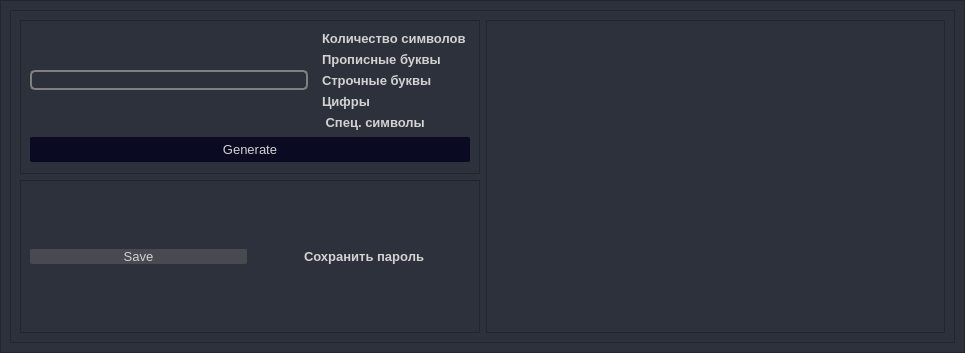
Qt form SecureShelf/dialogWindow.ui (SerSul/SecureShelf) before a commit.
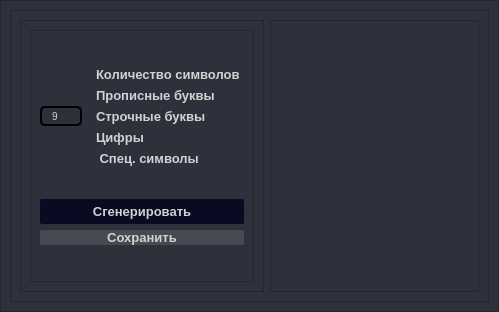
The same form after that commit.

Diff of the .ui file:
```diff
--- a/SecureShelf/dialogWindow.ui
+++ b/SecureShelf/dialogWindow.ui
@@ -6,8 +6,8 @@
    <rect>
     <x>0</x>
     <y>0</y>
-    <width>965</width>
-    <height>353</height>
+    <width>499</width>
+    <height>312</height>
    </rect>
   </property>
   <property name="windowTitle">
@@ -30,7 +30,7 @@
     <widget class="QWidget" name="CentralWidget" native="true">
      <property name="styleSheet">
       <string notr="true">background: transparent;
-color: rgb(210, 210, 210);</string>
+color: rgb(210, 210, 210); background-color: rgb(44, 49, 60);</string>
      </property>
      <layout class="QHBoxLayout" name="horizontalLayout_2">
       <property name="spacing">
@@ -59,7 +59,7 @@
          <enum>Qt::StrongFocus</enum>
         </property>
         <property name="styleSheet">
-         <string notr="true">background-color: rgb(44, 49, 60);</string>
+         <string notr="true"/>
         </property>
         <property name="frameShape">
          <enum>QFrame::StyledPanel</enum>
@@ -76,8 +76,17 @@
            <property name="frameShadow">
             <enum>QFrame::Raised</enum>
            </property>
-           <layout class="QGridLayout" name="gridLayout_2">
-            <item row="0" column="0">
+           <layout class="QHBoxLayout" name="horizontalLayout_5">
+            <item>
+             <widget class="QFrame" name="frame">
+              <property name="frameShape">
+               <enum>QFrame::StyledPanel</enum>
+              </property>
+              <property name="frameShadow">
+               <enum>QFrame::Raised</enum>
+              </property>
+              <layout class="QVBoxLayout" name="verticalLayout_3">
+               <item>
              <widget class="QFrame" name="mainSettings">
               <property name="frameShape">
                <enum>QFrame::StyledPanel</enum>
@@ -182,18 +191,36 @@
                  </property>
                  <item>
                   <widget class="QLineEdit" name="line_count">
+                      <property name="font">
+                       <font>
+                        <pointsize>10</pointsize>
+                        <italic>false</italic>
+                        <bold>false</bold>
+                       </font>
+                      </property>
                    <property name="focusPolicy">
                     <enum>Qt::StrongFocus</enum>
                    </property>
                    <property name="styleSheet">
                     <string notr="true">QLineEdit {
-    border: 2px solid gray;
+   border: 2px solid rgb(0, 0, 0);
    border-radius: 5px;
     padding: 0 8px;
     font: 10px;
+	height:15px
     selection-background-color: darkgray;
 }
-</string>
+
+QLineEdit:focus {
+    border: 2px solid rgb(0, 0, 0); /* Цвет границы при фокусе */
+    outline: none; /* Отключает стандартное выделение браузера, если применимо */
+}</string>
+                      </property>
+                      <property name="inputMask">
+                       <string/>
+                      </property>
+                      <property name="text">
+                       <string>9</string>
                    </property>
                   </widget>
                  </item>
@@ -212,6 +239,7 @@
                    <property name="font">
                     <font>
                      <pointsize>10</pointsize>
+                        <bold>true</bold>
                     </font>
                    </property>
                    <property name="styleSheet">
@@ -229,16 +257,50 @@
 </string>
                    </property>
                    <property name="text">
-                    <string>Generate</string>
+                       <string>Сгенерировать</string>
                    </property>
                   </widget>
                  </item>
+                    <item>
+                     <layout class="QVBoxLayout" name="verticalLayout">
+                      <item>
+                       <widget class="QPushButton" name="pushButton_2">
+                        <property name="font">
+                         <font>
+                          <pointsize>10</pointsize>
+                          <bold>true</bold>
+                         </font>
+                        </property>
+                        <property name="styleSheet">
+                         <string notr="true">QPushButton {
+    background-color: rgb(71,74,81);
+    border: none;
+    border-radius: 2px; /* Здесь вы можете настроить радиус закругления */
+}
+QPushButton:hover {
+    background-color: rgb(15, 15, 50);
+}
+QPushButton:pressed {
+    background-color: rgb(5, 5, 20);
+}
+</string>
+                        </property>
+                        <property name="text">
+                         <string>Сохранить</string>
+                        </property>
+                       </widget>
+                      </item>
                 </layout>
                </item>
               </layout>
-             </widget>
-            </item>
-            <item row="0" column="1" rowspan="2">
+                  </item>
+                 </layout>
+                </widget>
+               </item>
+              </layout>
+             </widget>
+            </item>
+            <item>
              <widget class="QFrame" name="frameList">
               <property name="frameShape">
                <enum>QFrame::StyledPanel</enum>
@@ -301,72 +363,6 @@
               </layout>
              </widget>
             </item>
-            <item row="1" column="0">
-             <widget class="QFrame" name="additionalSettings">
-              <property name="frameShape">
-               <enum>QFrame::StyledPanel</enum>
-              </property>
-              <property name="frameShadow">
-               <enum>QFrame::Raised</enum>
-              </property>
-              <layout class="QHBoxLayout" name="horizontalLayout_4">
-               <item>
-                <layout class="QVBoxLayout" name="verticalLayout">
-                 <item>
-                  <widget class="QPushButton" name="pushButton_2">
-                   <property name="font">
-                    <font>
-                     <pointsize>10</pointsize>
-                    </font>
-                   </property>
-                   <property name="styleSheet">
-                    <string notr="true">QPushButton {
-    background-color: rgb(71,74,81);
-    border: none;
-    border-radius: 2px; /* Здесь вы можете настроить радиус закругления */
-}
-QPushButton:hover {
-    background-color: rgb(15, 15, 50);
-}
-QPushButton:pressed {
-    background-color: rgb(5, 5, 20);
-}
-</string>
-                   </property>
-                   <property name="text">
-                    <string>Save</string>
-                   </property>
-                  </widget>
-                 </item>
-                </layout>
-               </item>
-               <item>
-                <layout class="QVBoxLayout" name="verticalLayout_2">
-                 <item>
-                  <widget class="QLabel" name="label_2">
-                   <property name="font">
-                    <font>
-                     <pointsize>10</pointsize>
-                     <bold>true</bold>
-                    </font>
-                   </property>
-                   <property name="styleSheet">
-                    <string notr="true">background: transparent;
-margin-left: 5px;</string>
-                   </property>
-                   <property name="text">
-                    <string>Сохранить пароль</string>
-                   </property>
-                   <property name="alignment">
-                    <set>Qt::AlignCenter</set>
-                   </property>
-                  </widget>
-                 </item>
-                </layout>
-               </item>
-              </layout>
-             </widget>
-            </item>
            </layout>
           </widget>
          </item>
```
Left out of the diff: 3 changed lines with no effect on the pictures. Lines whose indentation alone changed are shown as unchanged.
